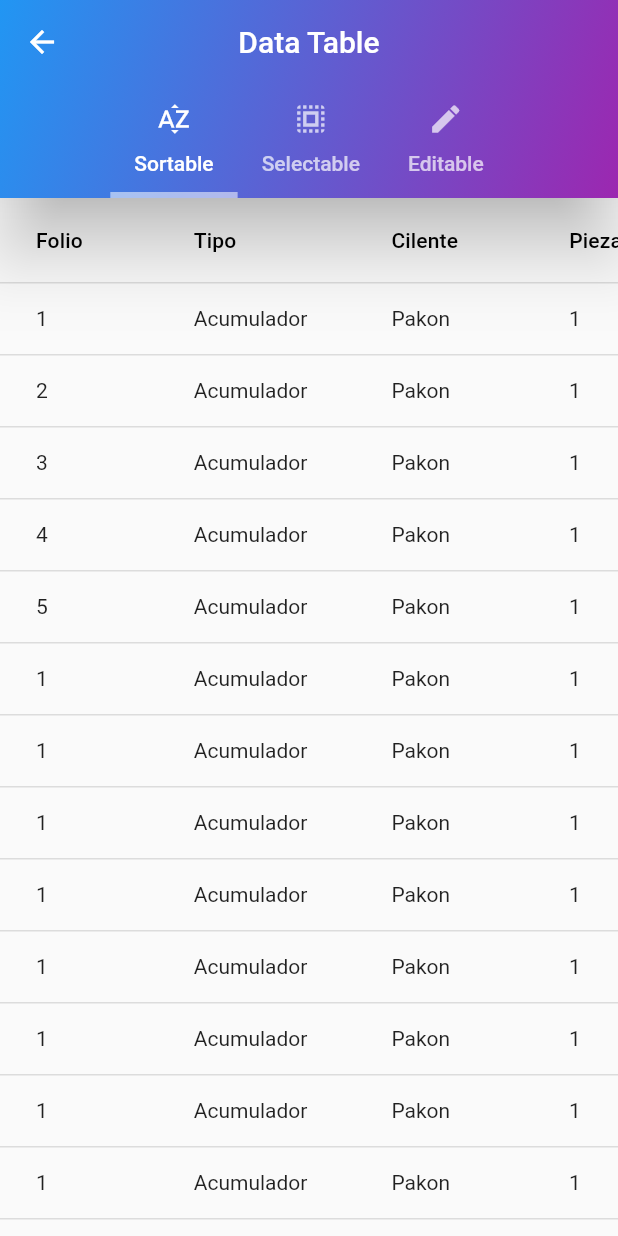
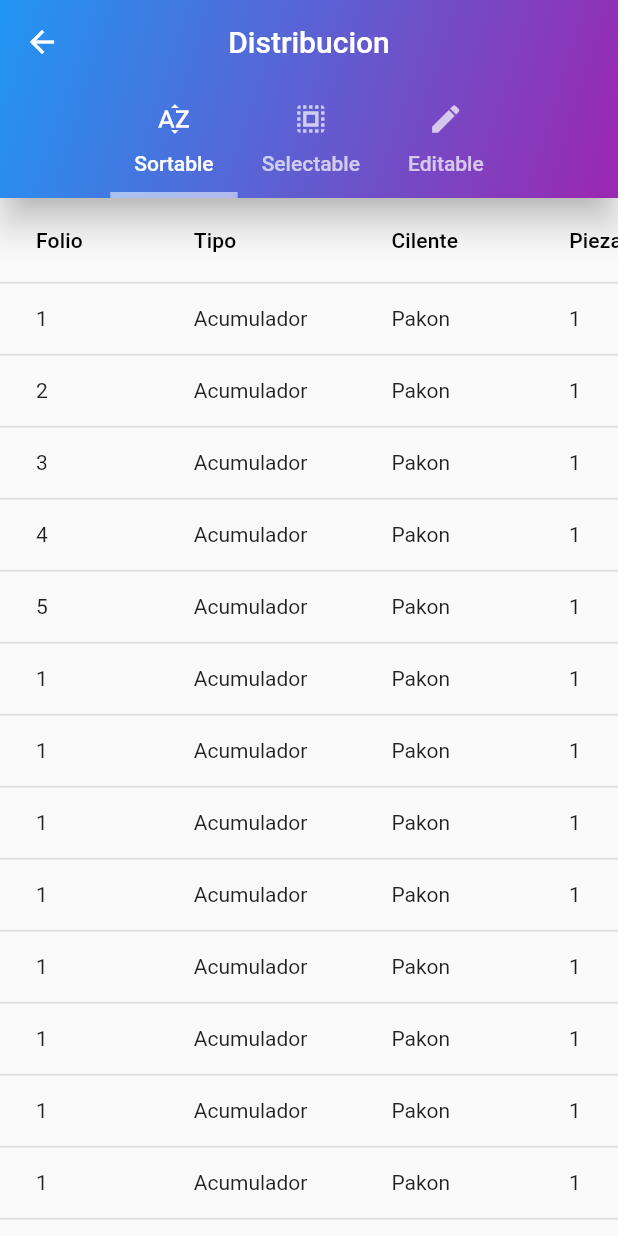
Before and after one commit to Cefz19/enrmax, a Flutter app: the TabBarWidget screen opened directly, on a phone screen of 412 x 824 dp. Run offline on Flutter 3.47's test engine with Material 2 defaults, Android fonts, the phone set to English and light mode, and no system bars; our stand-ins replace curved_navigation_bar, google_maps_flutter.

Commit message:
Se completo la parte de las tablas_distribucion v13

```diff
--- a/Enermax/enermax_uno/lib/src/rows_tables/widget2/tab_bar_widget.dart
+++ b/Enermax/enermax_uno/lib/src/rows_tables/widget2/tab_bar_widget.dart
@@ -33,8 +33,8 @@ class TabBarWidget extends StatelessWidget {
               indicatorWeight: 4,
               tabs: tabs,
             ),
-            elevation: 20,
-            titleSpacing: 20,
+            elevation: 10,
+            titleSpacing: 10,
           ),
           body: TabBarView(children: children),
         ),
--- a/Enermax/enermax_uno/lib/src/screens/distribucion.dart
+++ b/Enermax/enermax_uno/lib/src/screens/distribucion.dart
@@ -14,7 +14,7 @@ Future main() async {
 }
 
 class Disribucion extends StatelessWidget {
-  static const String title = 'Data Table';
+  static const String title = 'Distribucion';
 
   const Disribucion({super.key});
 
```
